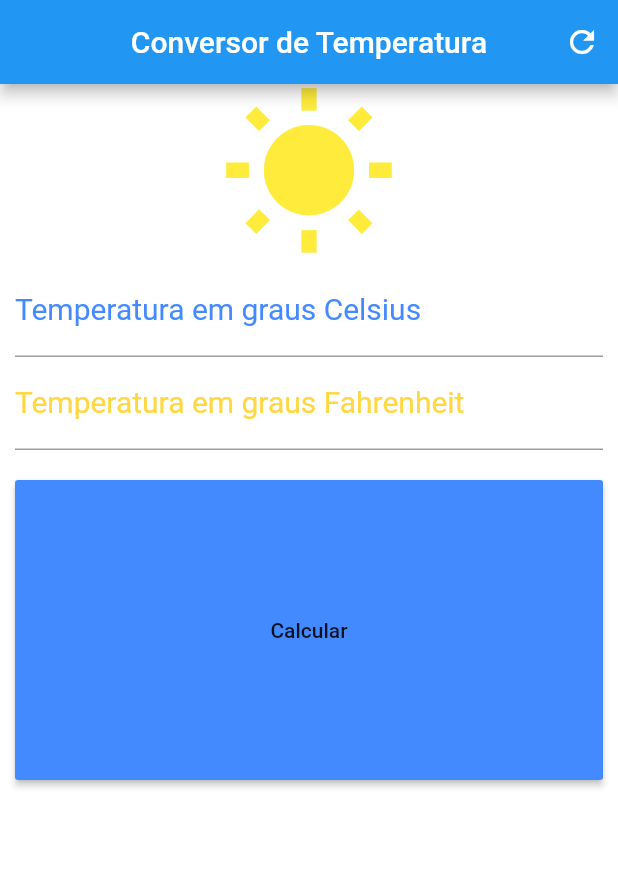
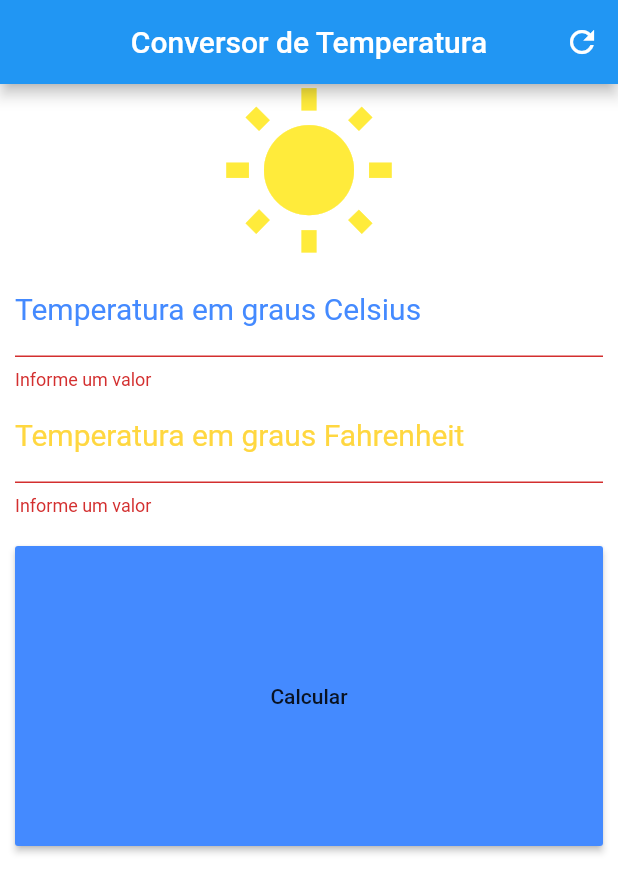
Before and after one commit to virgilionkanu/mobile-flutter-conversor, a Flutter app: the screen it shows after launch, after a tap on "Calcular", on a phone screen of 412 x 824 dp. Shown: the top 893 px of the screen. Run offline on Flutter 3.47's test engine with Material 2 defaults, Android fonts, the phone set to English and light mode, and no system bars.

```diff
--- a/lib/main.dart
+++ b/lib/main.dart
@@ -13,6 +13,8 @@ class _HomeState extends State<Home> {
 
   TextEditingController celsiusController = TextEditingController();
   TextEditingController fahrenheitController = TextEditingController();
+
+  GlobalKey<FormState> _formKey = GlobalKey<FormState>();
 
   void _resetFields() {
     celsiusController.text = "";
@@ -46,7 +48,11 @@ class _HomeState extends State<Home> {
     TextStyle styleField = TextStyle(color: Colors.blueAccent);
 
     RaisedButton raisedButton = RaisedButton(
-      onPressed: _converter,
+      onPressed: (){
+        if(_formKey.currentState.validate()){
+          _converter();
+        }
+      },
       child: Text("Calcular"),
       color: Colors.blueAccent,
     );
@@ -61,7 +67,7 @@ class _HomeState extends State<Home> {
       child: containerBtn,
     );
 
-    TextField tempCelsius = TextField(
+    TextFormField tempCelsius = TextFormField(
       keyboardType: TextInputType.number,
       decoration: InputDecoration(
         labelText: "Temperatura em graus Celsius",
@@ -70,9 +76,14 @@ class _HomeState extends State<Home> {
       textAlign: TextAlign.center,
       style: styleField,
       controller: celsiusController,
+      validator: (value) {
+        if(value.isEmpty){
+          return "Informe um valor";
+        }
+      },
     );
 
-    TextField tempFahrenheit = TextField(
+    TextFormField tempFahrenheit = TextFormField(
       keyboardType: TextInputType.number,
       decoration: InputDecoration(
         labelText: "Temperatura em graus Fahrenheit",
@@ -81,6 +92,11 @@ class _HomeState extends State<Home> {
       textAlign: TextAlign.center,
       style: styleField,
       controller: fahrenheitController,
+      validator: (value) {
+        if(value.isEmpty){
+          return "Informe um valor";
+        }
+      },
     );
 
     Column column = Column(
@@ -93,8 +109,13 @@ class _HomeState extends State<Home> {
       ],
     );
 
+    Form form = Form(
+      child: column,
+      key: _formKey,
+    );
+
     SingleChildScrollView singleChildScrollView = SingleChildScrollView(
-      child: column,
+      child: form,
       padding: EdgeInsets.fromLTRB(10.0, 0, 10.0, 0),
     );
 
```
